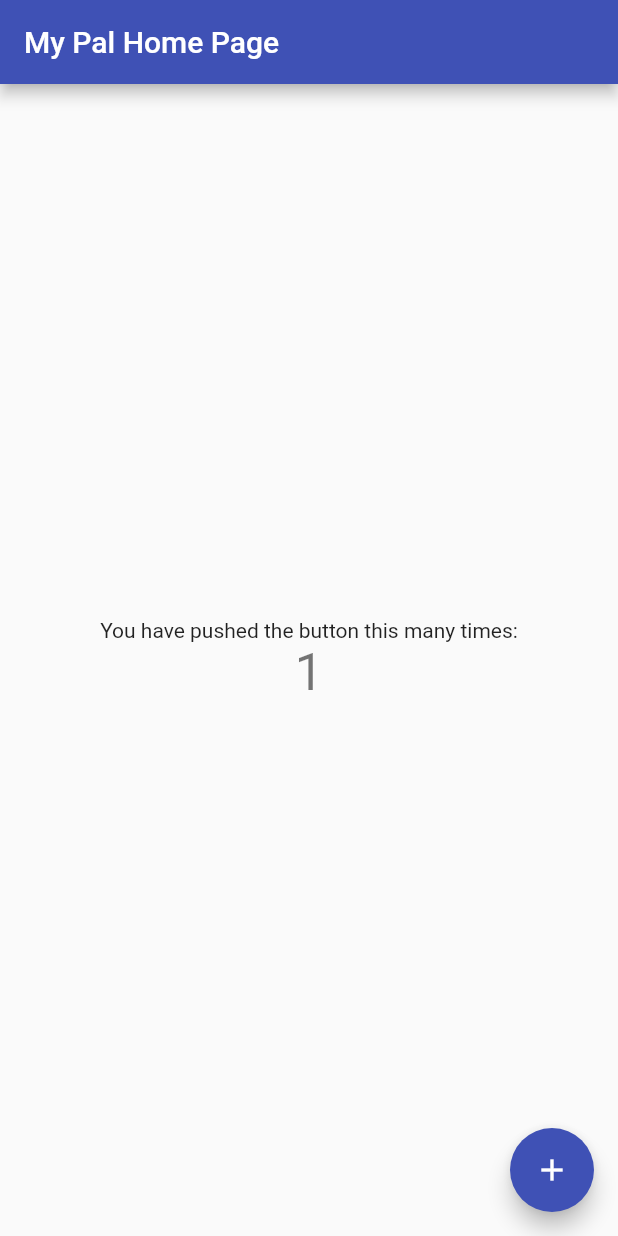
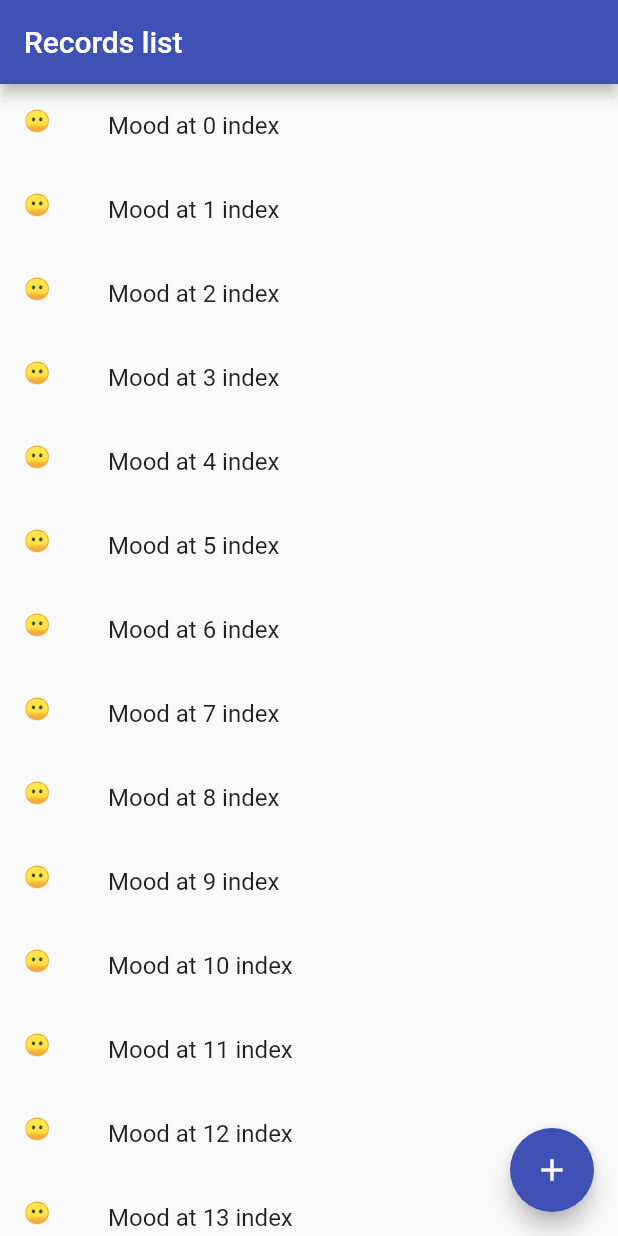
Before and after one commit to achernoprudov/my-pal, a Flutter app: the screen it shows after launch, after a tap on the "add" icon, on a phone screen of 412 x 824 dp. Run offline on Flutter 3.47's test engine with Material 2 defaults, Android fonts, the phone set to English and light mode, and no system bars.

Commit message:
records list

```diff
--- a/app/lib/app.dart
+++ b/app/lib/app.dart
@@ -1,6 +1,6 @@
 import 'package:flutter/material.dart';
 
-import 'home_page.dart';
+import 'modules/home/home_page.dart';
 
 class App extends StatelessWidget {
   const App({Key? key}) : super(key: key);
@@ -12,7 +12,7 @@ class App extends StatelessWidget {
       theme: ThemeData(
         primarySwatch: Colors.indigo,
       ),
-      home: const MyHomePage(title: 'My Pal Home Page'),
+      home: const HomePage(),
     );
   }
 }
--- a/app/lib/home_page.dart
+++ /dev/null
@@ -1,48 +0,0 @@
-import 'package:flutter/material.dart';
-
-class MyHomePage extends StatefulWidget {
-  final String title;
-
-  const MyHomePage({Key? key, required this.title}) : super(key: key);
-
-  @override
-  State<MyHomePage> createState() => _MyHomePageState();
-}
-
-class _MyHomePageState extends State<MyHomePage> {
-  int _counter = 0;
-
-  void _incrementCounter() {
-    setState(() {
-      _counter++;
-    });
-  }
-
-  @override
-  Widget build(BuildContext context) {
-    return Scaffold(
-      appBar: AppBar(
-        title: Text(widget.title),
-      ),
-      body: Center(
-        child: Column(
-          mainAxisAlignment: MainAxisAlignment.center,
-          children: <Widget>[
-            const Text(
-              'You have pushed the button this many times:',
-            ),
-            Text(
-              '$_counter',
-              style: Theme.of(context).textTheme.headline4,
-            ),
-          ],
-        ),
-      ),
-      floatingActionButton: FloatingActionButton(
-        onPressed: _incrementCounter,
-        tooltip: 'Increment',
-        child: const Icon(Icons.add),
-      ),
-    );
-  }
-}
--- /dev/null
+++ b/app/lib/modules/home/home_page.dart
@@ -0,0 +1,23 @@
+import 'package:flutter/material.dart';
+import 'package:my_pal/modules/home/records_list.dart';
+
+class HomePage extends StatelessWidget {
+  const HomePage({Key? key}) : super(key: key);
+
+  @override
+  Widget build(BuildContext context) {
+    return Scaffold(
+      appBar: AppBar(
+        title: const Text('Records list'),
+      ),
+      body: const RecordsList(),
+      floatingActionButton: FloatingActionButton(
+        onPressed: _addNewRecord,
+        tooltip: 'Add record',
+        child: const Icon(Icons.add),
+      ),
+    );
+  }
+
+  void _addNewRecord() {}
+}
--- /dev/null
+++ b/app/lib/modules/home/records_list.dart
@@ -0,0 +1,18 @@
+import 'package:flutter/material.dart';
+
+class RecordsList extends StatelessWidget {
+  const RecordsList({Key? key}) : super(key: key);
+
+  @override
+  Widget build(BuildContext context) {
+    return ListView.builder(
+      itemCount: 100,
+      itemBuilder: (context, index) {
+        return ListTile(
+          title: Text('Mood at $index index'),
+          leading: Text('😶'),
+        );
+      },
+    );
+  }
+}
```
